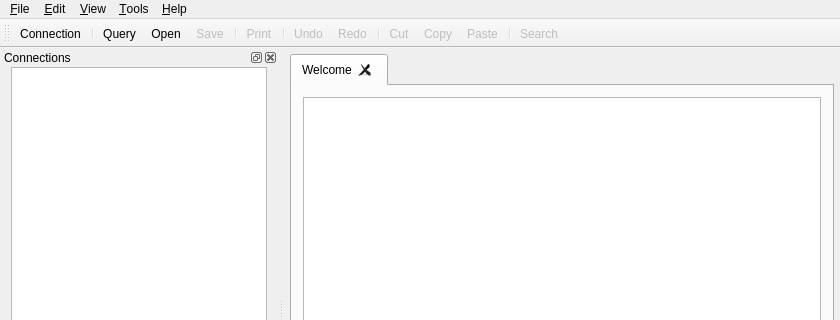
This is src/mainwindow.ui in FrenchDilettante/dbmaster as Qt 5 draws it before an edit; both pictures show x 0 to 840 and y 0 to 320 of the 840 by 590 pixel window. The edited form follows.
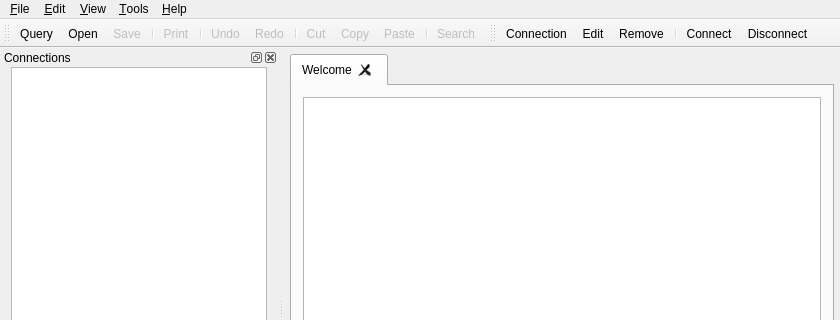
This is the edited form. Icons and pictures are not drawn. Custom widgets are drawn as their Qt base class.

Commit message: Ajout toolbar & actions supplementaires

```diff
--- a/src/mainwindow.ui
+++ b/src/mainwindow.ui
@@ -241,8 +241,6 @@
    <attribute name="toolBarBreak">
     <bool>false</bool>
    </attribute>
-   <addaction name="actionAddDb"/>
-   <addaction name="separator"/>
    <addaction name="actionNewQuery"/>
    <addaction name="actionOpenQuery"/>
    <addaction name="actionSaveQuery"/>
@@ -258,6 +256,23 @@
    <addaction name="separator"/>
    <addaction name="actionSearch"/>
   </widget>
+  <widget class="QToolBar" name="toolBar">
+   <property name="windowTitle">
+    <string>toolBar</string>
+   </property>
+   <attribute name="toolBarArea">
+    <enum>TopToolBarArea</enum>
+   </attribute>
+   <attribute name="toolBarBreak">
+    <bool>false</bool>
+   </attribute>
+   <addaction name="actionAddDb"/>
+   <addaction name="actionEditConnection"/>
+   <addaction name="actionRemoveConnection"/>
+   <addaction name="separator"/>
+   <addaction name="actionConnect"/>
+   <addaction name="actionDisconnect"/>
+  </widget>
   <action name="actionAddDb">
    <property name="text">
     <string>Connection</string>
@@ -501,6 +516,32 @@
     <string>Ctrl+Shift+L</string>
    </property>
   </action>
+  <action name="actionEditConnection">
+   <property name="text">
+    <string>Edit</string>
+   </property>
+   <property name="toolTip">
+    <string>Edit the connection in the manager</string>
+   </property>
+  </action>
+  <action name="actionRemoveConnection">
+   <property name="text">
+    <string>Remove</string>
+   </property>
+   <property name="toolTip">
+    <string>Remove current connection</string>
+   </property>
+  </action>
+  <action name="actionConnect">
+   <property name="text">
+    <string>Connect</string>
+   </property>
+  </action>
+  <action name="actionDisconnect">
+   <property name="text">
+    <string>Disconnect</string>
+   </property>
+  </action>
  </widget>
  <layoutdefault spacing="6" margin="11"/>
  <customwidgets>
```
